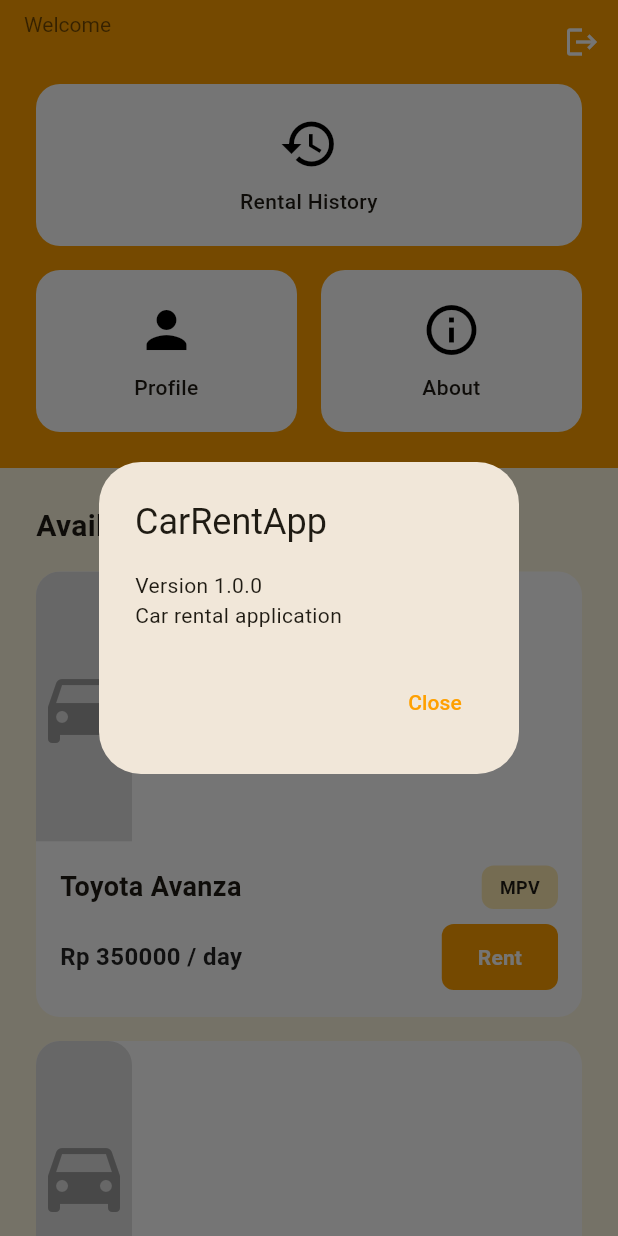
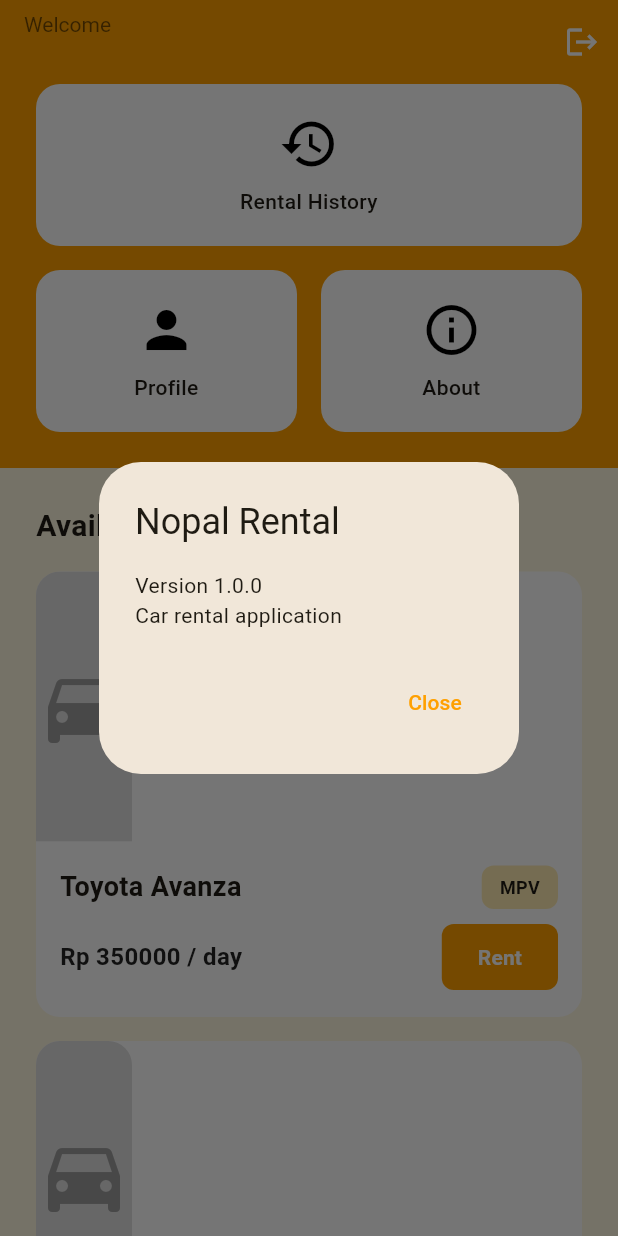
Before and after one commit to naufalalamhaidar/utspam_c3_5a_0031, a Flutter app: the HomePage screen opened directly, after a tap on "About", on a phone screen of 412 x 824 dp. Run offline on Flutter 3.47's test engine with Material 3 defaults, Android fonts, the phone set to English and light mode, and no system bars; our stand-ins replace shared_preferences; accounts and stored records are empty; network calls fail.

Commit message:
Update home_page.dart

```diff
--- a/lib/pages/home_page.dart
+++ b/lib/pages/home_page.dart
@@ -128,7 +128,7 @@
                             showDialog(
                               context: context,
                               builder: (context) => AlertDialog(
-                                title: const Text('CarRentApp'),
+                                title: const Text('Nopal Rental'),
                                 content: const Text(
                                   'Version 1.0.0\nCar rental application',
                                 ),
```
